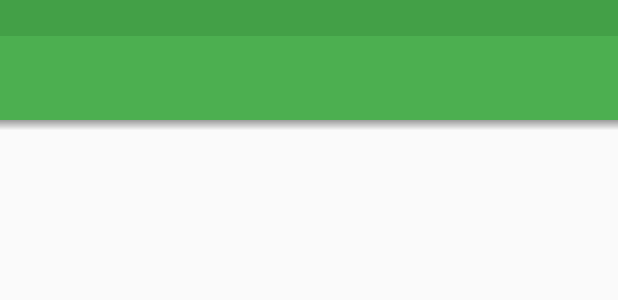
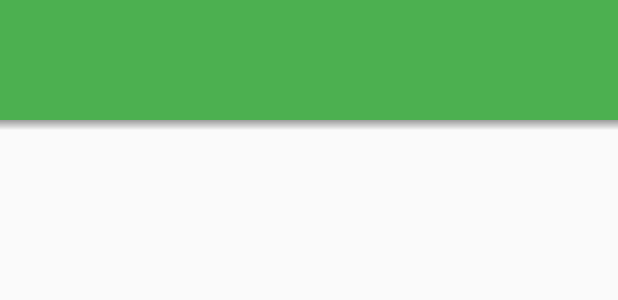
Before and after one commit to zirouan/NavigationDrawerViewPage-MaterialDesign, an Android app: the layout navigation_main.xml on its own in the app's theme, with its tools: preview values and no code run, on a phone screen of 412 x 824 dp. Shown: the top 300 px of the screen. Run offline under Robolectric (Android 15) with nearby library versions, the phone set to English and light mode, and no system bars.

Commit message:
cleaning in the code

```diff
--- a/app/src/main/res/layout/navigation_main.xml
+++ b/app/src/main/res/layout/navigation_main.xml
@@ -16,7 +16,7 @@
             android:id="@+id/statusBar"
             android:layout_width="match_parent"
             android:layout_height="@dimen/statusBar_layout_height"
-            android:background="?attr/colorPrimaryDark" />
+            android:background="?attr/colorPrimary" />
 
         <android.support.v7.widget.Toolbar
             android:id="@+id/toolbar"
--- a/app/src/main/res/values/styles.xml
+++ b/app/src/main/res/values/styles.xml
@@ -1,11 +1,9 @@
 <?xml version="1.0" encoding="utf-8"?>
 <resources>
 
-    <style name="CepLiveoTheme" parent="Theme.AppCompat.Light">
+    <style name="CepLiveoTheme" parent="Theme.AppCompat.Light.NoActionBar">
         <item name="colorPrimary">@color/green_light</item>
         <item name="colorPrimaryDark">@color/green_dark</item>
-        <item name="android:windowNoTitle">true</item>
-        <item name="windowActionBar">false</item>
 
         <item name="theme">@style/ThemeOverlay.AppCompat.Dark.ActionBar</item>
         <item name="popupTheme">@style/ThemeOverlay.AppCompat.Light</item>
```
